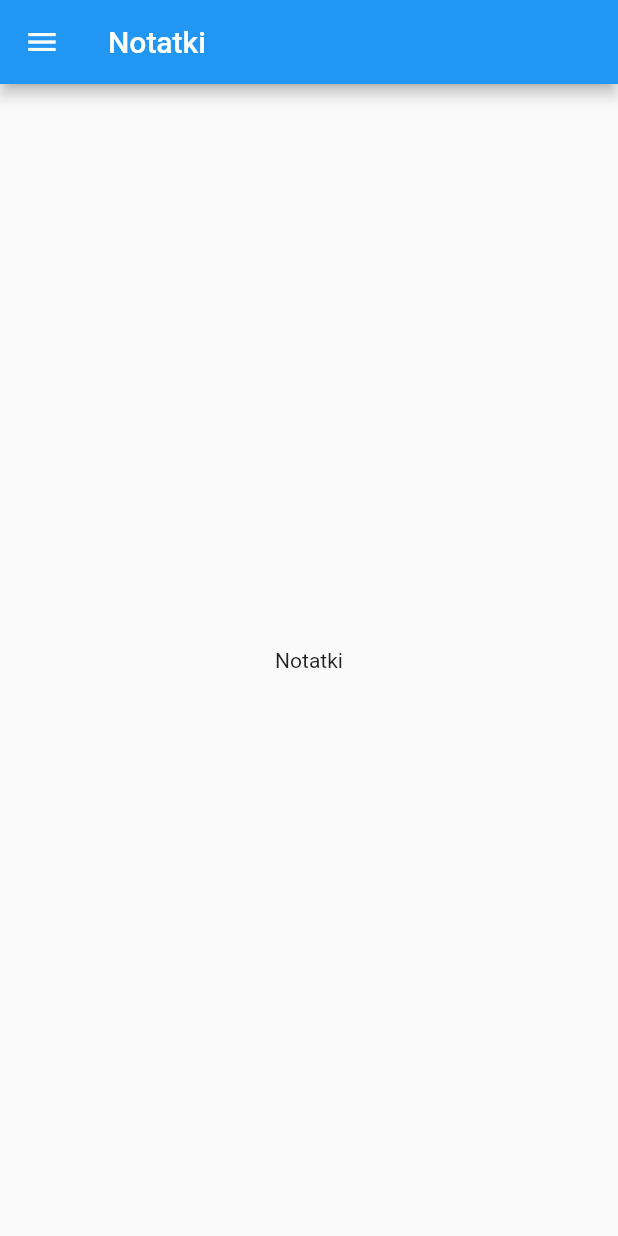
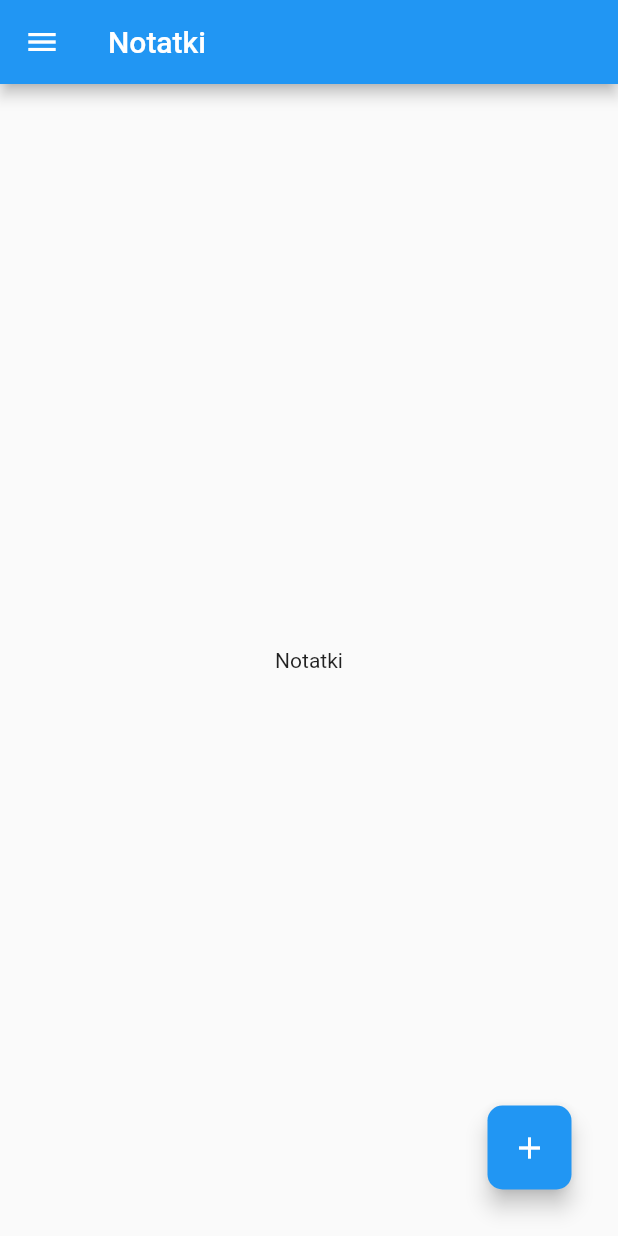
Before and after one commit to piotrpeczkowski/sw_planner, a Flutter app: the NotesPage screen opened directly, on a phone screen of 412 x 824 dp. Run offline on Flutter 3.47's test engine with Material 2 defaults, Android fonts, the phone set to English and light mode, and no system bars.

Commit message:
Add floating action button to notes page

```diff
--- a/lib/notes.dart
+++ b/lib/notes.dart
@@ -13,9 +13,38 @@ class NotesPage extends StatelessWidget {
         title: const Text('Notatki'),
       ),
       drawer: const CustomDrawer(),
+      //floatingActionButtonLocation: FloatingActionButtonLocation.endDocked,
+      floatingActionButton: AddNoteButton(
+        onPressed: () {},
+      ),
       body: const Center(
         child: Text('Notatki'),
       ),
     );
   }
 }
+
+class AddNoteButton extends StatelessWidget {
+  const AddNoteButton({
+    required this.onPressed,
+    super.key,
+  });
+
+  final Function() onPressed;
+
+  @override
+  Widget build(BuildContext context) {
+    return Padding(
+      padding: const EdgeInsets.all(15.0),
+      child: FloatingActionButton(
+        onPressed: onPressed,
+        shape: const RoundedRectangleBorder(
+          borderRadius: BorderRadius.all(
+            Radius.circular(10.0),
+          ),
+        ),
+        child: const Icon(Icons.add),
+      ),
+    );
+  }
+}
```
